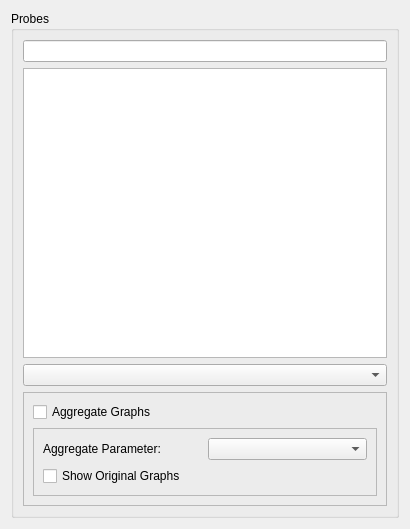
Qt form ui/Widgets_ProbeGraphControl.ui (ComNets/openwns-wrowser) before a commit.
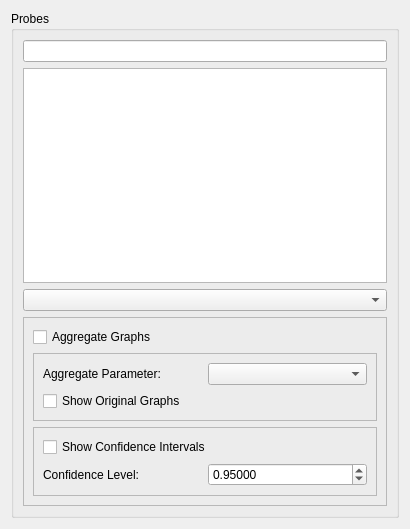
The same form after that commit. Custom widgets are drawn as their Qt base class.

Commit message: Added aggregation and confidence intervals

Patch:
```diff
--- a/ui/Widgets_ProbeGraphControl.ui
+++ b/ui/Widgets_ProbeGraphControl.ui
@@ -1,6 +1,9 @@
 <ui version="4.0" >
  <class>Widgets_ProbeGraphControl</class>
  <widget class="QWidget" name="Widgets_ProbeGraphControl" >
+  <property name="enabled" >
+   <bool>true</bool>
+  </property>
   <property name="geometry" >
    <rect>
     <x>0</x>
@@ -84,6 +87,58 @@
            </layout>
           </widget>
          </item>
+         <item row="2" column="0" >
+          <widget class="QFrame" name="confidenceparameterframe" >
+           <property name="enabled" >
+            <bool>true</bool>
+           </property>
+           <property name="frameShape" >
+            <enum>QFrame::StyledPanel</enum>
+           </property>
+           <property name="frameShadow" >
+            <enum>QFrame::Raised</enum>
+           </property>
+           <layout class="QGridLayout" >
+            <item row="0" column="0" >
+             <widget class="QCheckBox" name="confidencecheckBox" >
+              <property name="text" >
+               <string>Show Confidence Intervals</string>
+              </property>
+             </widget>
+            </item>
+            <item row="1" column="0" >
+             <layout class="QHBoxLayout" >
+              <item>
+               <widget class="QLabel" name="confidencelevellabel" >
+                <property name="text" >
+                 <string>Confidence Level:</string>
+                </property>
+               </widget>
+              </item>
+              <item>
+               <widget class="QDoubleSpinBox" name="confidenceLevel" >
+                <property name="enabled" >
+                 <bool>true</bool>
+                </property>
+                <property name="decimals" >
+                 <number>5</number>
+                </property>
+                <property name="maximum" >
+                 <double>0.999990000000000</double>
+                </property>
+                <property name="singleStep" >
+                 <double>0.050000000000000</double>
+                </property>
+                <property name="value" >
+                 <double>0.950000000000000</double>
+                </property>
+               </widget>
+              </item>
+             </layout>
+            </item>
+           </layout>
+          </widget>
+         </item>
         </layout>
        </widget>
       </item>
```
The commit also changes 7 other files.
